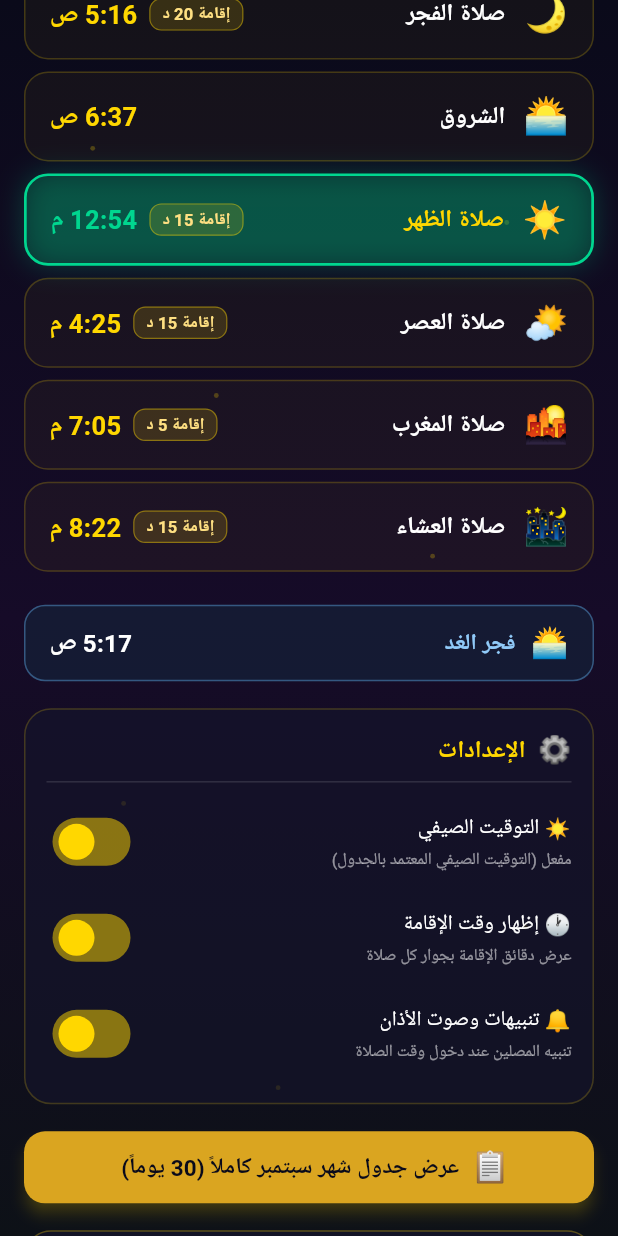
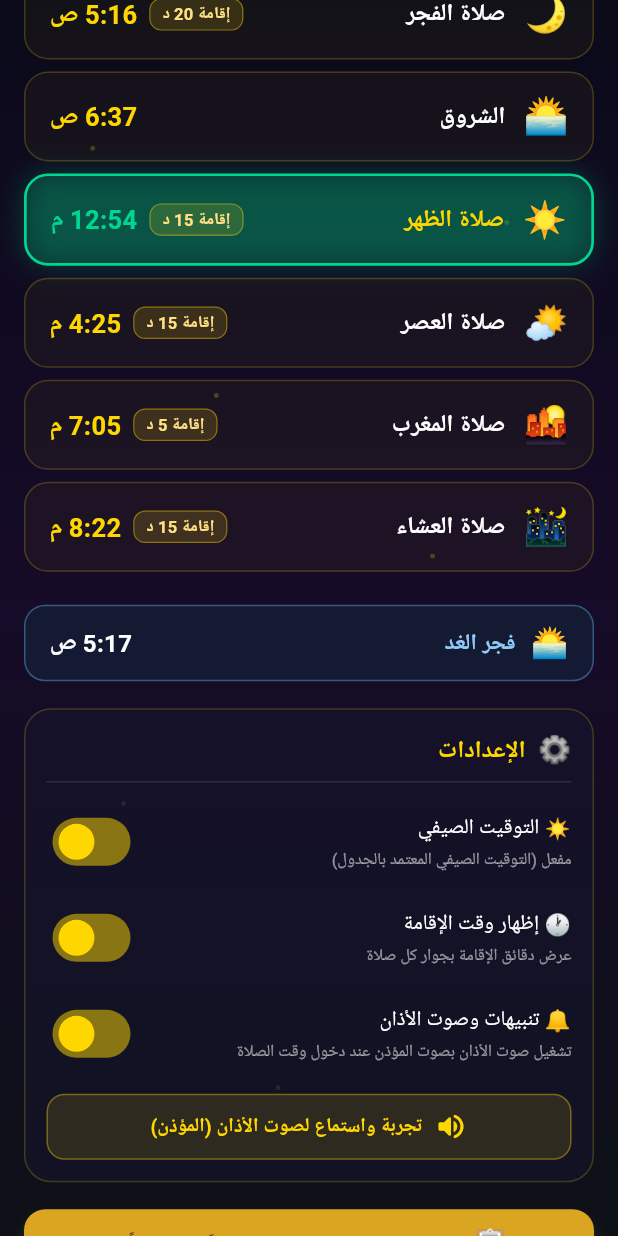
Before and after one commit to Abdelrahmanluxor2024/Prayer-times, a Flutter app: the screen it shows after launch, scrolled down 576 dp, on a phone screen of 412 x 824 dp. Run offline on Flutter 3.47's test engine with Material 3 defaults, Android fonts, the phone set to English and light mode, and no system bars; our stand-ins replace google_fonts, shared_preferences; Roboto replaces fonts that are missing (Cairo).

Commit message:
Add athan audio playback with test button and convert clocks to 12-hour format

```diff
--- a/lib/main.dart
+++ b/lib/main.dart
@@ -299,6 +299,9 @@ class HomeScreen extends StatefulWidget {
 
 class _HomeScreenState extends State<HomeScreen>
     with SingleTickerProviderStateMixin {
+  static const MethodChannel _audioChannel =
+      MethodChannel('com.sheikhhussein.prayertimes/audio');
+
   late Timer _timer;
   DateTime _now = DateTime.now();
   bool _isSummerTime = true;
@@ -306,8 +309,53 @@ class _HomeScreenState extends State<HomeScreen>
   bool _athanNotifications = true;
   final int _selectedMonth = 9;
 
+  bool _isPlayingAudio = false;
+  String _lastTriggeredAthanKey = '';
+
   late AnimationController _pulseController;
   late Animation<double> _pulseAnimation;
+
+  Future<void> _playAthanSound() async {
+    try {
+      await _audioChannel.invokeMethod('playAthan');
+      if (mounted) setState(() => _isPlayingAudio = true);
+    } catch (_) {}
+  }
+
+  Future<void> _stopAthanSound() async {
+    try {
+      await _audioChannel.invokeMethod('stopAthan');
+      if (mounted) setState(() => _isPlayingAudio = false);
+    } catch (_) {}
+  }
+
+  void _checkAndTriggerAthan(Map<String, dynamic> todayData) {
+    if (!_athanNotifications) return;
+
+    final currentHour = _now.hour;
+    final currentMinute = _now.minute;
+    final currentSecond = _now.second;
+
+    // افحص كل الصلوات الخمس ما عدا الشروق
+    for (var meta in PrayerData.prayerMeta) {
+      final key = meta['key']!;
+      if (key == 'sunrise') continue; // الشروق ليس له أذان
+
+      final adjusted = _adjustTime(key, todayData[key]!);
+      final parts = adjusted.split(':');
+      final pHour = int.parse(parts[0]);
+      final pMinute = int.parse(parts[1]);
+
+      // في أول 3 ثوانٍ من دخول وقت الصلاة
+      if (currentHour == pHour && currentMinute == pMinute && currentSecond <= 3) {
+        final triggerToken = '${_now.day}_$key';
+        if (_lastTriggeredAthanKey != triggerToken) {
+          _lastTriggeredAthanKey = triggerToken;
+          _playAthanSound();
+        }
+      }
+    }
+  }
 
   @override
   void initState() {
@@ -328,6 +376,7 @@ class _HomeScreenState extends State<HomeScreen>
         setState(() {
           _now = DateTime.now();
         });
+        _checkAndTriggerAthan(_getTodayData());
       }
     });
   }
@@ -335,6 +384,7 @@ class _HomeScreenState extends State<HomeScreen>
   @override
   void dispose() {
     _timer.cancel();
+    _stopAthanSound();
     _pulseController.dispose();
     super.dispose();
   }
@@ -651,7 +701,13 @@ class _HomeScreenState extends State<HomeScreen>
   }
 
   Widget _buildLiveClockAndDate(String arabicDate) {
-    final liveTime = DateFormat('HH:mm:ss').format(_now);
+    int hour = _now.hour;
+    final period = hour >= 12 ? 'م' : 'ص';
+    hour = hour % 12;
+    if (hour == 0) hour = 12;
+    final minute = _now.minute.toString().padLeft(2, '0');
+    final second = _now.second.toString().padLeft(2, '0');
+    final liveTime = '$hour:$minute:$second';
     return Container(
       width: double.infinity,
       padding: const EdgeInsets.symmetric(vertical: 12, horizontal: 16),
@@ -671,6 +727,11 @@ class _HomeScreenState extends State<HomeScreen>
             ),
           ),
           const SizedBox(height: 4),
+          Row(
+            mainAxisAlignment: MainAxisAlignment.center,
+            crossAxisAlignment: CrossAxisAlignment.baseline,
+            textBaseline: TextBaseline.alphabetic,
+            children: [
               Text(
                 liveTime,
                 style: GoogleFonts.cairo(
@@ -685,6 +746,17 @@ class _HomeScreenState extends State<HomeScreen>
                     ),
                   ],
                 ),
+              ),
+              const SizedBox(width: 8),
+              Text(
+                period,
+                style: GoogleFonts.cairo(
+                  fontSize: 18,
+                  fontWeight: FontWeight.bold,
+                  color: const Color(0xFFFFD700),
+                ),
+              ),
+            ],
           ),
           if (_now.month != 9)
             Padding(
@@ -993,7 +1065,7 @@ class _HomeScreenState extends State<HomeScreen>
               style: GoogleFonts.cairo(fontSize: 14, color: Colors.white),
             ),
             subtitle: Text(
-              'تنبيه المصلين عند دخول وقت الصلاة',
+              'تشغيل صوت الأذان بصوت المؤذن عند دخول وقت الصلاة',
               style: GoogleFonts.cairo(fontSize: 11, color: Colors.white54),
             ),
             value: _athanNotifications,
@@ -1001,6 +1073,52 @@ class _HomeScreenState extends State<HomeScreen>
               setState(() => _athanNotifications = val);
               _saveSetting('athanNotifications', val);
             },
+          ),
+          const SizedBox(height: 8),
+          InkWell(
+            onTap: () {
+              if (_isPlayingAudio) {
+                _stopAthanSound();
+              } else {
+                _playAthanSound();
+              }
+            },
+            borderRadius: BorderRadius.circular(12),
+            child: Container(
+              padding: const EdgeInsets.symmetric(vertical: 10, horizontal: 12),
+              decoration: BoxDecoration(
+                color: _isPlayingAudio
+                    ? const Color(0xFFE53935).withOpacity(0.18)
+                    : const Color(0xFFFFD700).withOpacity(0.12),
+                borderRadius: BorderRadius.circular(12),
+                border: Border.all(
+                  color: _isPlayingAudio
+                      ? const Color(0xFFEF5350)
+                      : const Color(0xFFFFD700).withOpacity(0.35),
+                ),
+              ),
+              child: Row(
+                mainAxisAlignment: MainAxisAlignment.center,
+                children: [
+                  Icon(
+                    _isPlayingAudio ? Icons.stop_circle_outlined : Icons.volume_up_rounded,
+                    color: _isPlayingAudio ? const Color(0xFFEF5350) : const Color(0xFFFFD700),
+                    size: 22,
+                  ),
+                  const SizedBox(width: 8),
+                  Text(
+                    _isPlayingAudio
+                        ? 'إيقاف تشغيل صوت الأذان'
+                        : 'تجربة واستماع لصوت الأذان (المؤذن)',
+                    style: GoogleFonts.cairo(
+                      fontSize: 13,
+                      fontWeight: FontWeight.bold,
+                      color: _isPlayingAudio ? const Color(0xFFEF5350) : const Color(0xFFFFD700),
+                    ),
+                  ),
+                ],
+              ),
+            ),
           ),
         ],
       ),
@@ -1171,13 +1289,20 @@ class _HomeScreenState extends State<HomeScreen>
     );
   }
 
-  Widget _tableTimeItem(String label, String time) {
+  Widget _tableTimeItem(String label, String time24) {
+    final parts = time24.split(':');
+    int hour = int.parse(parts[0]);
+    final minute = parts[1];
+    hour = hour % 12;
+    if (hour == 0) hour = 12;
+    final time12 = '$hour:$minute';
+
     return Column(
       children: [
         Text(label,
             style: GoogleFonts.cairo(fontSize: 11, color: Colors.white60)),
         Text(
-          time,
+          time12,
           style: GoogleFonts.cairo(
             fontSize: 12,
             fontWeight: FontWeight.bold,
--- a/pubspec.yaml
+++ b/pubspec.yaml
@@ -1,7 +1,7 @@
 name: prayer_times_sheikh_hussein
 description: "تطبيق مواقيت الصلاة - الشيخ حسين - محافظة الأقصر"
 publish_to: 'none'
-version: 1.0.1+2
+version: 1.0.2+3
 
 environment:
   sdk: '>=3.0.0 <4.0.0'
```
Also changed, not shown: 3 other files. Lines whose indentation alone changed are shown as unchanged.
